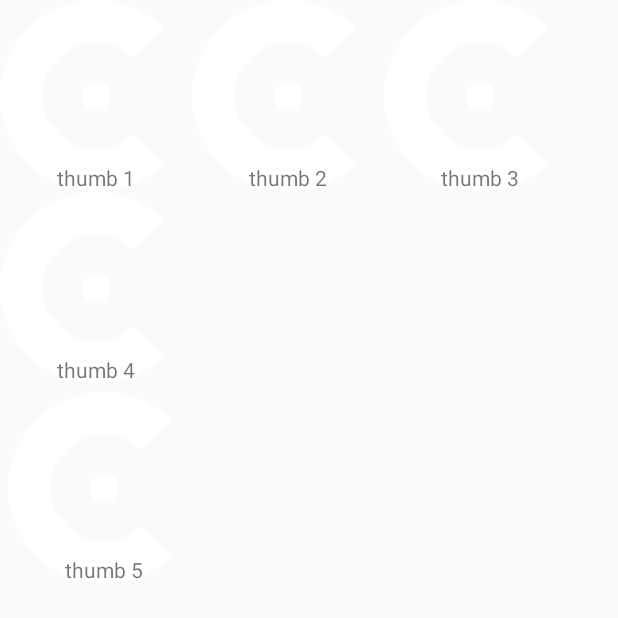
After one commit to libertyapps/hacktivism, an Android app: the layout fragment_main.xml on its own in the app's theme, with its tools: preview values and no code run, on a phone screen of 412 x 824 dp. The commit adds this screen. Shown: the top 618 px of the screen. Run offline under Robolectric (Android 15) with nearby library versions, the phone set to English and light mode, and no system bars.

Commit message:
Added thumbnail gallery

```diff
--- a/app/src/main/java/uk/co/libertyapps/hacktivism/ScrollingActivity.java
+++ b/app/src/main/java/uk/co/libertyapps/hacktivism/ScrollingActivity.java
@@ -19,6 +19,8 @@ public class ScrollingActivity extends AppCompatActivity {
         setContentView(R.layout.activity_scrolling);
         Toolbar toolbar = (Toolbar) findViewById(R.id.toolbar);
         setSupportActionBar(toolbar);
+        toolbar.setLogo(R.drawable.clogo);
+
 
         final VideoView videoView = (VideoView) findViewById(R.id.videoView);
 
--- /dev/null
+++ b/app/src/main/res/layout/fragment_main.xml
@@ -0,0 +1,80 @@
+<RelativeLayout xmlns:android="http://schemas.android.com/apk/res/android"
+    xmlns:tools="http://schemas.android.com/tools"
+    android:layout_width="match_parent"
+    android:layout_height="match_parent"
+    tools:context="uk.co.libertyapps.hacktivism.MainActivity$PlaceholderFragment">
+
+    <TableLayout
+        android:id="@+id/tableLayout1"
+        android:layout_width="match_parent"
+        android:layout_height="wrap_content"
+        android:layout_alignParentTop="true"
+        android:layout_alignParentStart="true">
+
+        <!-- 2 columns -->
+        <TableRow
+            android:id="@+id/tableRow1"
+            android:layout_width="match_parent"
+            android:layout_height="wrap_content">
+
+            <TextView
+                android:layout_height="128dp"
+                android:layout_width="128dp"
+                android:background="@drawable/clogo"
+                android:text="thumb 1"
+                android:gravity="bottom"
+                android:textAlignment="center" />
+
+            <TextView
+                android:layout_height="128dp"
+                android:layout_width="128dp"
+                android:background="@drawable/clogo"
+                android:text="thumb 2"
+                android:gravity="bottom"
+                android:textAlignment="center" />
+
+            <TextView
+                android:layout_height="128dp"
+                android:layout_width="128dp"
+                android:background="@drawable/clogo"
+                android:text="thumb 3"
+                android:gravity="bottom"
+                android:textAlignment="center" />
+
+        </TableRow>
+
+        <TableRow
+            android:id="@+id/tableRow2"
+            android:layout_width="match_parent"
+            android:layout_height="wrap_content" >
+
+            <TextView
+                android:layout_height="128dp"
+                android:layout_width="128dp"
+                android:background="@drawable/clogo"
+                android:text="thumb 4"
+                android:gravity="bottom"
+                android:textAlignment="center" />
+
+        </TableRow>
+
+        <!-- 3 columns -->
+        <TableRow
+            android:id="@+id/tableRow3"
+            android:layout_width="match_parent"
+            android:layout_height="wrap_content"
+            android:padding="5dip" >
+
+            <TextView
+                android:layout_height="128dp"
+                android:layout_width="128dp"
+                android:background="@drawable/clogo"
+                android:text="thumb 5"
+                android:gravity="bottom"
+                android:textAlignment="center" />
+        </TableRow>
+
+    </TableLayout>
+
+
+</RelativeLayout>
--- /dev/null
+++ b/app/src/main/res/values-w820dp/dimens.xml
@@ -0,0 +1,6 @@
+<resources>
+    <!-- Example customization of dimensions originally defined in res/values/dimens.xml
+         (such as screen margins) for screens with more than 820dp of available width. This
+         would include 7" and 10" devices in landscape (~960dp and ~1280dp respectively). -->
+    <dimen name="activity_horizontal_margin">64dp</dimen>
+</resources>
--- a/app/src/main/res/values/colors.xml
+++ b/app/src/main/res/values/colors.xml
@@ -1,6 +1,6 @@
 <?xml version="1.0" encoding="utf-8"?>
 <resources>
-    <color name="colorPrimary">#3F51B5</color>
-    <color name="colorPrimaryDark">#303F9F</color>
-    <color name="colorAccent">#FF4081</color>
+    <color name="colorPrimary">#cf0303</color>
+    <color name="colorPrimaryDark">#cf0303</color>
+    <color name="colorAccent">#cf0303</color>
 </resources>
--- a/app/src/main/res/values/dimens.xml
+++ b/app/src/main/res/values/dimens.xml
@@ -2,4 +2,8 @@
     <dimen name="app_bar_height">180dp</dimen>
     <dimen name="fab_margin">16dp</dimen>
     <dimen name="text_margin">16dp</dimen>
+    <!-- Default screen margins, per the Android Design guidelines. -->
+    <dimen name="activity_horizontal_margin">16dp</dimen>
+    <dimen name="activity_vertical_margin">16dp</dimen>
+    <dimen name="appbar_padding_top">8dp</dimen>
 </resources>
--- a/app/src/main/res/values/strings.xml
+++ b/app/src/main/res/values/strings.xml
@@ -1,5 +1,5 @@
 <resources>
-    <string name="app_name">Hacktivism</string>
+    <string name="app_name">Apptivism</string>
     <string name="large_text">
         "Material is the metaphor.\n\n"
 
@@ -90,4 +90,6 @@
         "when a user tries to pick up one of cards.\n\n"
     </string>
     <string name="action_settings">Settings</string>
+    <string name="title_activity_main">MainActivity</string>
+    <string name="section_format">Thumbnails go here:</string>
 </resources>
```
Also changed, not shown: app/src/main/AndroidManifest.xml (+8 -0 lines), app/src/main/java/uk/co/libertyapps/hacktivism/MainActivity.java (added, +155 -0 lines), app/src/main/res/layout/activity_main.xml (added, +43 -0 lines), app/src/main/res/menu/menu_main.xml (added, +10 -0 lines), app/src/main/res/drawable/clogo.png (added).
